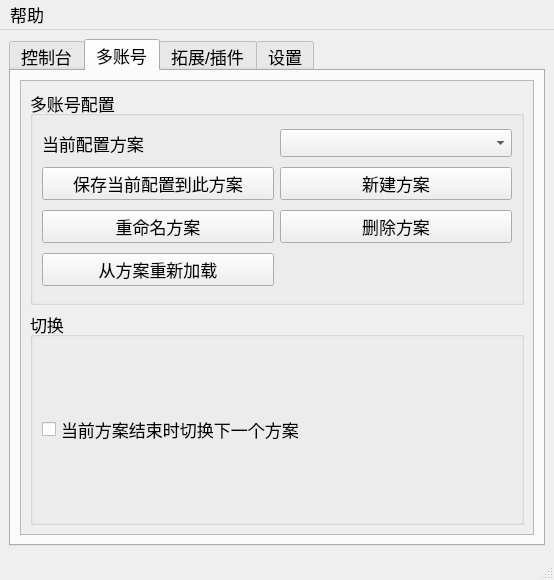
Old version of the form res/ui/main.ui in the repository Shasnow/StarRailAssistant.
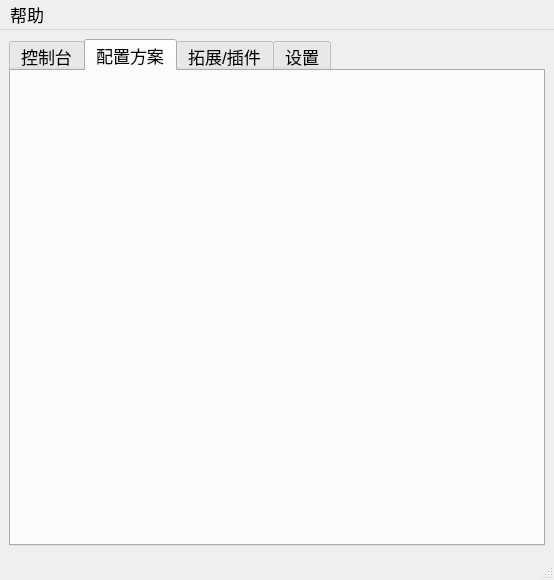
New version of the form. The open tabs and pages were chosen to show the change.

Diff of the .ui file:
```diff
--- a/res/ui/main.ui
+++ b/res/ui/main.ui
@@ -348,99 +348,9 @@
       </widget>
       <widget class="QWidget" name="tab_4">
        <attribute name="title">
-        <string>多账号</string>
+        <string>配置方案</string>
        </attribute>
-       <layout class="QHBoxLayout" name="horizontalLayout_5">
-        <item>
-         <widget class="QScrollArea" name="scrollArea_4">
-          <property name="widgetResizable">
-           <bool>true</bool>
-          </property>
-          <widget class="QWidget" name="scrollAreaWidgetContents_4">
-           <property name="geometry">
-            <rect>
-             <x>0</x>
-             <y>0</y>
-             <width>497</width>
-             <height>524</height>
-            </rect>
-           </property>
-           <layout class="QVBoxLayout" name="verticalLayout_4">
-            <item>
-             <widget class="QGroupBox" name="groupBox">
-              <property name="title">
-               <string>多账号配置</string>
-              </property>
-              <layout class="QGridLayout" name="gridLayout_5">
-               <item row="0" column="1">
-                <widget class="QComboBox" name="current_config"/>
-               </item>
-               <item row="2" column="0">
-                <widget class="QPushButton" name="save_plan">
-                 <property name="text">
-                  <string>保存当前配置到此方案</string>
-                 </property>
-                </widget>
-               </item>
-               <item row="0" column="0">
-                <widget class="QLabel" name="label_3">
-                 <property name="text">
-                  <string>当前配置方案</string>
-                 </property>
-                </widget>
-               </item>
-               <item row="2" column="1">
-                <widget class="QPushButton" name="new_plan">
-                 <property name="text">
-                  <string>新建方案</string>
-                 </property>
-                </widget>
-               </item>
-               <item row="4" column="0">
-                <widget class="QPushButton" name="rename_plan">
-                 <property name="text">
-                  <string>重命名方案</string>
-                 </property>
-                </widget>
-               </item>
-               <item row="5" column="0">
-                <widget class="QPushButton" name="reload">
-                 <property name="text">
-                  <string>从方案重新加载</string>
-                 </property>
-                </widget>
-               </item>
-               <item row="4" column="1">
-                <widget class="QPushButton" name="delete_plan">
-                 <property name="text">
-                  <string>删除方案</string>
-                 </property>
-                </widget>
-               </item>
-              </layout>
-             </widget>
-            </item>
-            <item>
-             <widget class="QGroupBox" name="groupBox_9">
-              <property name="title">
-               <string>切换</string>
-              </property>
-              <layout class="QGridLayout" name="gridLayout_7">
-               <item row="0" column="0">
-                <widget class="QCheckBox" name="switch2next">
-                 <property name="text">
-                  <string>当前方案结束时切换下一个方案</string>
-                 </property>
-                </widget>
-               </item>
-              </layout>
-             </widget>
-            </item>
-           </layout>
-          </widget>
-         </widget>
-        </item>
-       </layout>
+       <layout class="QHBoxLayout" name="horizontalLayout_5"/>
       </widget>
       <widget class="QWidget" name="tab_3">
        <attribute name="title">
```
Left out of the diff: 4 changed lines with no effect on the pictures.
